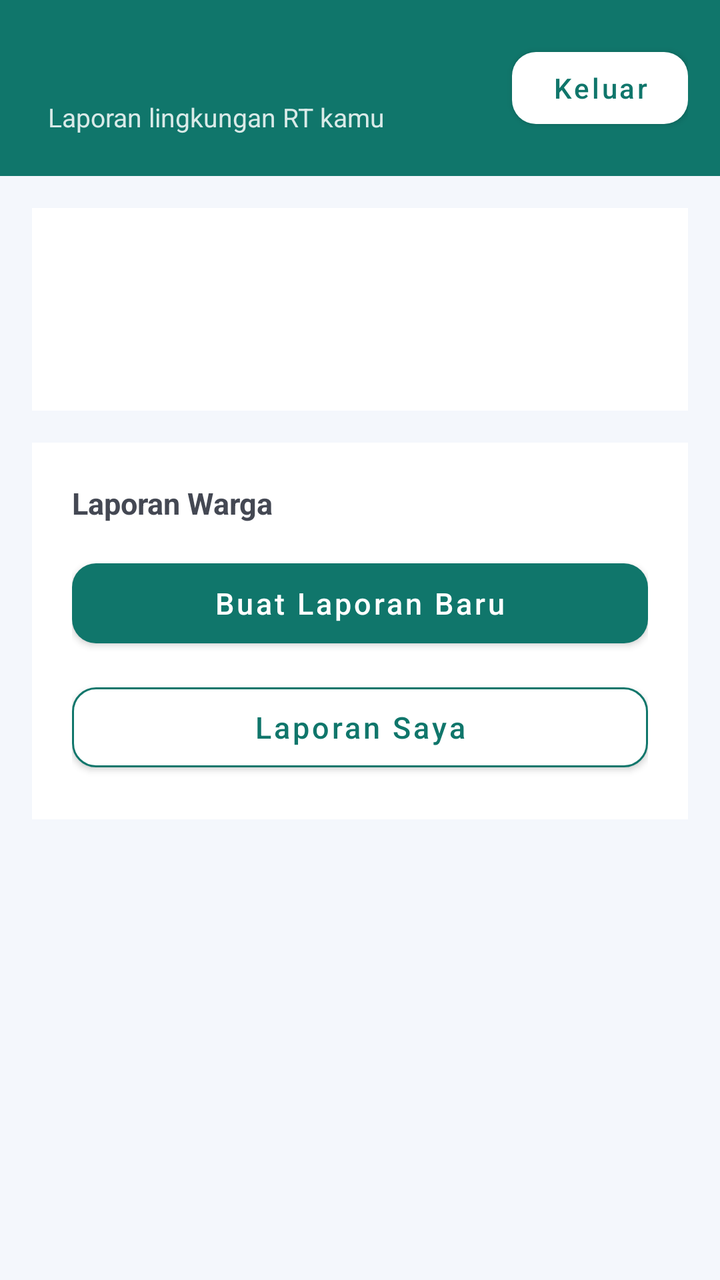
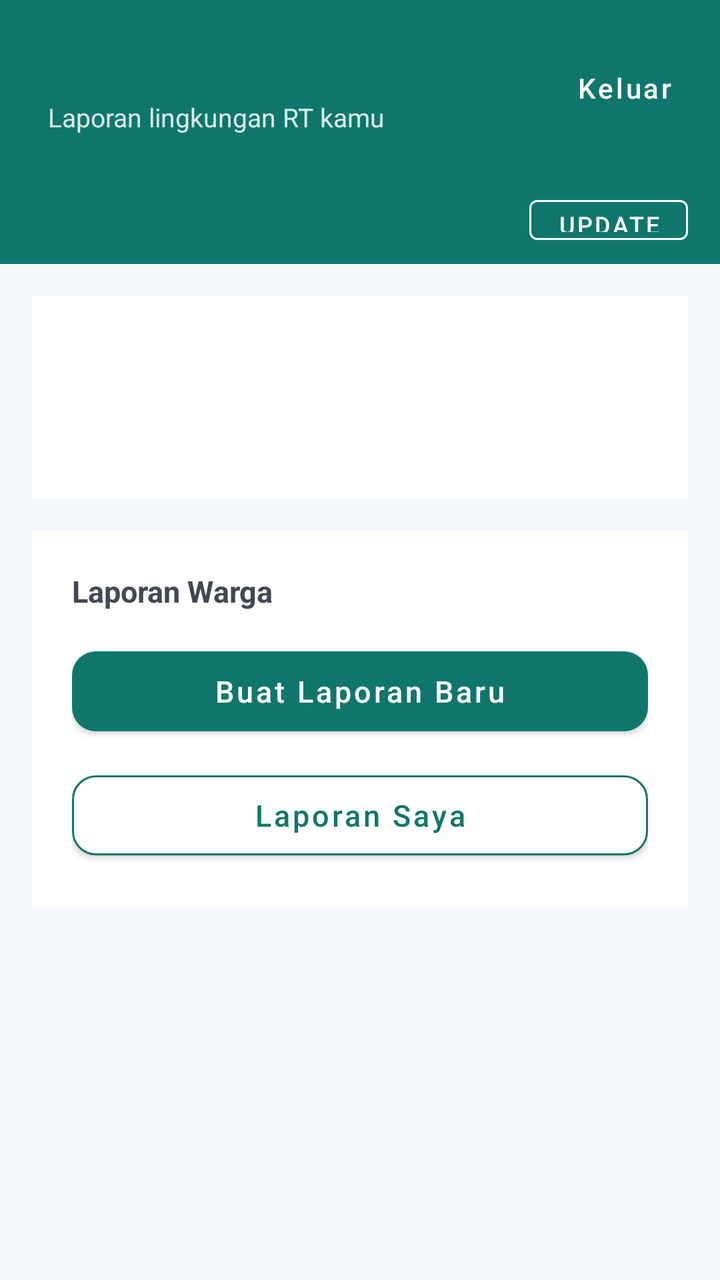

Before-and-after screenshots of an Android layout around one commit, followed by the original layout XML and the change that was made.
<!-- AndroidManifest.xml: application theme Theme.JagaKampung -->
<!-- res/layout/activity_home.xml -->
<?xml version="1.0" encoding="utf-8"?>
<LinearLayout xmlns:android="http://schemas.android.com/apk/res/android"
    xmlns:app="http://schemas.android.com/apk/res-auto"
    android:id="@+id/root_home"
    android:layout_width="match_parent"
    android:layout_height="match_parent"
    android:orientation="vertical"
    android:background="@color/background">

    <LinearLayout
        android:layout_width="match_parent"
        android:layout_height="wrap_content"
        android:orientation="horizontal"
        android:gravity="center_vertical"
        android:background="@color/teal_primary"
        android:paddingStart="24dp"
        android:paddingEnd="16dp"
        android:paddingTop="20dp"
        android:paddingBottom="20dp">

        <LinearLayout
            android:layout_width="0dp"
            android:layout_height="wrap_content"
            android:layout_weight="1"
            android:orientation="vertical">

            <TextView
                android:id="@+id/tv_sapaan"
                android:layout_width="match_parent"
                android:layout_height="wrap_content"
                android:textColor="@color/white"
                android:textSize="20sp"
                android:textStyle="bold" />

            <TextView
                android:layout_width="match_parent"
                android:layout_height="wrap_content"
                android:layout_marginTop="2dp"
                android:text="@string/sub_home"
                android:textColor="@color/teal_light"
                android:textSize="13sp" />
        </LinearLayout>

        <com.google.android.material.button.MaterialButton
            android:id="@+id/btn_keluar"
            android:layout_width="wrap_content"
            android:layout_height="wrap_content"
            android:text="@string/logout"
            android:textAllCaps="false"
            android:textColor="@color/teal_primary"
            app:backgroundTint="@color/white"
            app:cornerRadius="12dp" />
    </LinearLayout>

    <LinearLayout
        android:layout_width="match_parent"
        android:layout_height="wrap_content"
        android:layout_margin="16dp"
        android:orientation="vertical"
        android:background="@color/surface"
        android:padding="20dp">

        <TextView
            android:id="@+id/tv_badge"
            android:layout_width="wrap_content"
            android:layout_height="wrap_content"
            android:paddingStart="14dp"
            android:paddingEnd="14dp"
            android:paddingTop="6dp"
            android:paddingBottom="6dp"
            android:textColor="@color/white"
            android:textSize="12sp"
            android:textStyle="bold" />

        <TextView
            android:id="@+id/tv_sub"
            android:layout_width="match_parent"
            android:layout_height="wrap_content"
            android:layout_marginTop="14dp"
            android:textColor="@color/text_secondary"
            android:textSize="14sp" />

        <ProgressBar
            android:id="@+id/progress"
            android:layout_width="32dp"
            android:layout_height="32dp"
            android:layout_marginTop="16dp"
            android:visibility="gone" />
    </LinearLayout>

    <LinearLayout
        android:id="@+id/kartu_menu"
        android:layout_width="match_parent"
        android:layout_height="wrap_content"
        android:layout_marginStart="16dp"
        android:layout_marginEnd="16dp"
        android:orientation="vertical"
        android:background="@color/surface"
        android:padding="20dp">

        <TextView
            android:layout_width="match_parent"
            android:layout_height="wrap_content"
            android:text="@string/menu_laporan"
            android:textColor="@color/text_primary"
            android:textSize="15sp"
            android:textStyle="bold" />

        <com.google.android.material.button.MaterialButton
            android:id="@+id/btn_buat_laporan"
            android:layout_width="match_parent"
            android:layout_height="52dp"
            android:layout_marginTop="14dp"
            android:text="@string/buat_laporan"
            android:textAllCaps="false"
            android:textSize="15sp"
            app:backgroundTint="@color/teal_primary"
            app:cornerRadius="12dp" />

        <com.google.android.material.button.MaterialButton
            android:id="@+id/btn_laporan_saya"
            android:layout_width="match_parent"
            android:layout_height="52dp"
            android:layout_marginTop="10dp"
            android:text="@string/laporan_saya"
            android:textAllCaps="false"
            android:textSize="15sp"
            android:textColor="@color/teal_primary"
            app:backgroundTint="@color/surface"
            app:cornerRadius="12dp"
            app:strokeColor="@color/teal_primary"
            app:strokeWidth="1dp" />
    </LinearLayout>
</LinearLayout>
<!-- resources referenced by this layout -->
<resources>
  <color name="background">#F4F7FC</color>
  <color name="surface">#FFFFFF</color>
  <color name="teal_light">#D9EAE8</color>
  <color name="teal_primary">#10766B</color>
  <color name="text_primary">#444853</color>
  <color name="text_secondary">#4E525D</color>
  <color name="white">#FFFFFF</color>
  <string name="buat_laporan">Buat Laporan Baru</string>
  <string name="laporan_saya">Laporan Saya</string>
  <string name="logout">Keluar</string>
  <string name="menu_laporan">Laporan Warga</string>
  <string name="sub_home">Laporan lingkungan RT kamu</string>
  <style name="Theme.JagaKampung" parent="Theme.MaterialComponents.Light.NoActionBar">
          <item name="colorPrimary">@color/teal_primary</item>
          <item name="colorPrimaryDark">@color/teal_dark</item>
          <item name="colorAccent">@color/teal_primary</item>
          <item name="android:windowBackground">@color/background</item>
          <item name="android:textColorPrimary">@color/text_primary</item>
          <item name="android:textColorSecondary">@color/text_secondary</item>
          <item name="android:textColorHint">@color/text_secondary</item>
          <item name="colorOnSurface">@color/text_primary</item>
          <item name="colorOnBackground">@color/text_primary</item>
          <item name="colorControlNormal">@color/text_secondary</item>
          <item name="android:forceDarkAllowed">false</item>
          <item name="android:windowOptOutEdgeToEdgeEnforcement">true</item>
          <item name="android:statusBarColor">@color/teal_dark</item>
          <item name="android:navigationBarColor">@color/surface</item>
      </style>
  <color name="teal_dark">#0E766D</color>
</resources>

<!-- the commit's change to res/layout/activity_home.xml (unified diff, before → after) -->
@@ -43,13 +43,49 @@
 
         <com.google.android.material.button.MaterialButton
             android:id="@+id/btn_keluar"
+            style="@style/Widget.MaterialComponents.Button.TextButton"
             android:layout_width="wrap_content"
             android:layout_height="wrap_content"
             android:text="@string/logout"
             android:textAllCaps="false"
-            android:textColor="@color/teal_primary"
-            app:backgroundTint="@color/white"
-            app:cornerRadius="12dp" />
+            android:textColor="@color/white"
+            android:minWidth="0dp" />
+    </LinearLayout>
+
+    
+    <LinearLayout
+        android:layout_width="match_parent"
+        android:layout_height="wrap_content"
+        android:orientation="horizontal"
+        android:gravity="center_vertical"
+        android:paddingStart="24dp"
+        android:paddingEnd="16dp"
+        android:paddingTop="6dp"
+        android:paddingBottom="6dp"
+        android:background="@color/teal_primary">
+
+        <TextView
+            android:id="@+id/tv_versi"
+            android:layout_width="0dp"
+            android:layout_height="wrap_content"
+            android:layout_weight="1"
+            android:textColor="@color/teal_light"
+            android:textSize="12sp" />
+
+        <com.google.android.material.button.MaterialButton
+            android:id="@+id/btn_update"
+            style="@style/Widget.MaterialComponents.Button.OutlinedButton"
+            android:layout_width="wrap_content"
+            android:layout_height="32dp"
+            android:minWidth="0dp"
+            android:paddingStart="14dp"
+            android:paddingEnd="14dp"
+            android:text="@string/tombol_update"
+            android:textAllCaps="false"
+            android:textSize="12sp"
+            android:textColor="@color/white"
+            app:strokeColor="@color/white"
+            app:strokeWidth="1dp" />
     </LinearLayout>
 
     <LinearLayout
<!-- resource entries referenced after the edit -->
@@ -12,6 +12,7 @@
   <string name="logout">Keluar</string>
   <string name="menu_laporan">Laporan Warga</string>
   <string name="sub_home">Laporan lingkungan RT kamu</string>
+  <string name="tombol_update">UPDATE</string>
   <style name="Theme.JagaKampung" parent="Theme.MaterialComponents.Light.NoActionBar">
           <item name="colorPrimary">@color/teal_primary</item>
           <item name="colorPrimaryDark">@color/teal_dark</item>
